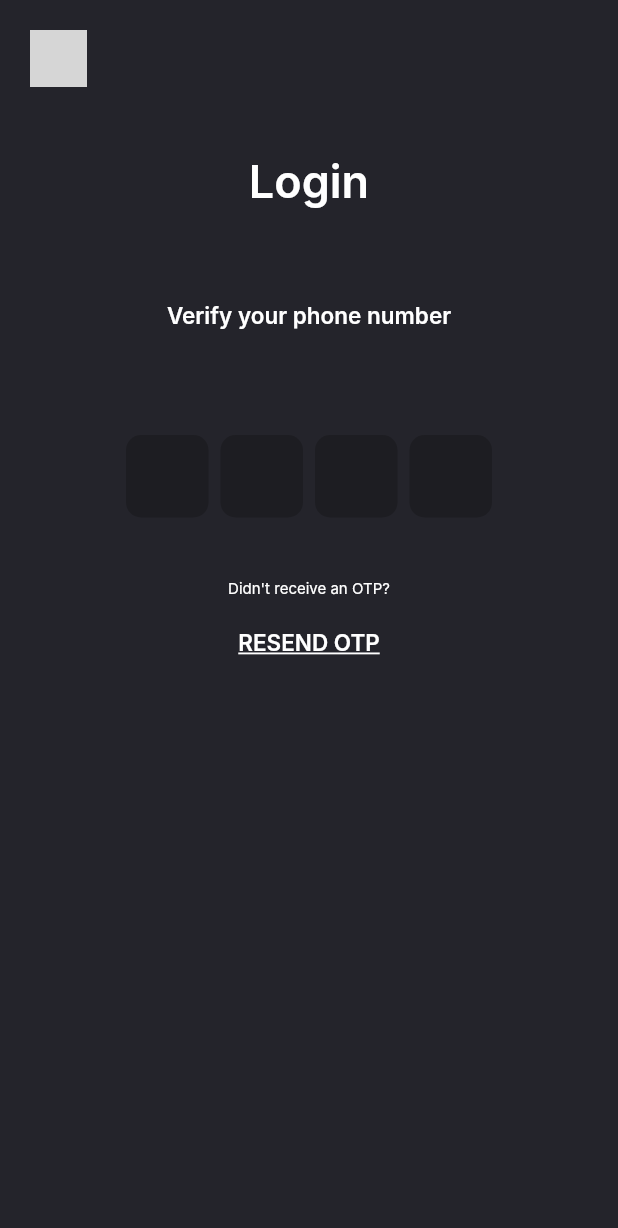
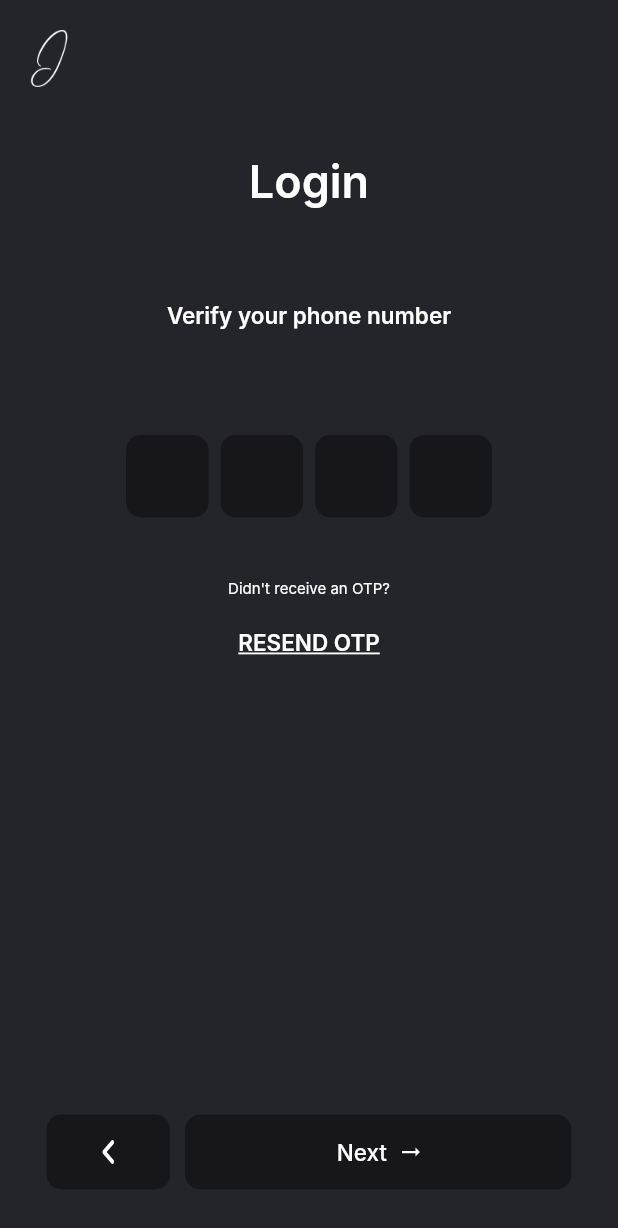
Before and after one commit to ManethSW/Insurify, a Flutter app: the LoginTwoScreen screen opened directly, on a phone screen of 412 x 824 dp. Shown: the top 1228 px of the screen. Run offline on Flutter 3.47's test engine with Material 2 defaults, Android fonts, the phone set to English and light mode, and no system bars; drawn by our look-alikes of pinput; our stand-ins replace firebase_core, flutter_svg; accounts and stored records are empty; Roboto replaces fonts that are missing (Inter); project files that could hold a hidden picture were left out; grey boxes are pictures that could not be loaded.

Commit message:
Complete UI for login pages along with light and dark mode

```diff
--- a/lib/screens/login/login_two_screen.dart
+++ b/lib/screens/login/login_two_screen.dart
@@ -1,13 +1,15 @@
 import 'dart:convert';
 import 'package:flutter/material.dart';
+import 'package:insurify/main.dart';
 import 'package:insurify/screens/components/startup_screen_heading.dart';
 import 'package:insurify/screens/login/login_one_screen.dart';
-import 'package:insurify/screens/register/register_three_scren.dart';
+import 'package:insurify/screens/register/register_three_screen.dart';
 import 'package:pinput/pinput.dart';
 
 import 'package:flutter/services.dart';
 import 'package:insurify/screens/components/build_bottom_buttons.dart';
 import 'package:insurify/screens/register/register_one_screen.dart';
+import 'package:provider/provider.dart';
 
 class LoginTwoScreen extends StatefulWidget {
   const LoginTwoScreen({Key? key}) : super(key: key);
@@ -17,6 +19,7 @@ class LoginTwoScreen extends StatefulWidget {
 }
 
 class LoginTwoScreenState extends State<LoginTwoScreen> {
+  late GlobalProvider globalProvider;
   String otp = '';
   TextEditingController otpController = TextEditingController();
   final int digitCount = 4;
@@ -26,6 +29,13 @@ class LoginTwoScreenState extends State<LoginTwoScreen> {
     if (otp.length == digitCount) {
       submitOtp(context, otp);
     } else {}
+  }
+
+  List<dynamic> jsonData = [];
+
+  @override
+  void initState() {
+    super.initState();
   }
 
   @override
@@ -38,20 +48,23 @@ class LoginTwoScreenState extends State<LoginTwoScreen> {
     print('working');
   }
 
+  @override
+  Widget build(BuildContext context) {
+    globalProvider = Provider.of<GlobalProvider>(context);
+
     final defaultPinTheme = PinTheme(
       width: 55,
       height: 55,
       margin: const EdgeInsets.only(top: 30),
-    textStyle: const TextStyle(
-        fontSize: 20, color: Color(0xFFFFFFFF), fontWeight: FontWeight.w600),
+      textStyle: TextStyle(
+          fontSize: 20,
+          color: globalProvider.themeColors["white"],
+          fontWeight: FontWeight.w600),
       decoration: BoxDecoration(
-      color: const Color(0xFF1D1D22),
+        color: globalProvider.themeColors["buttonOne"],
         borderRadius: BorderRadius.circular(10),
       ),
     );
-
-  @override
-  Widget build(BuildContext context) {
     final double height =
         MediaQuery.of(context).size.height - MediaQuery.of(context).padding.top;
     // width variable of screen
@@ -68,8 +81,7 @@ class LoginTwoScreenState extends State<LoginTwoScreen> {
                 top: 20,
                 left: 20,
                 child: Image.asset(
-                  'assets/icons/logo-small-dark-mode.png',
-                  // width: 50,
+                  globalProvider.themeIconPaths["smallLogo"]!,
                   height: 38,
                 ),
               ),
@@ -81,10 +93,10 @@ class LoginTwoScreenState extends State<LoginTwoScreen> {
                       SizedBox(height: height * 0.125),
                       buildStartUpScreenHeading(context, 'Login'),
                       SizedBox(height: height * 0.075),
-                      const Text(
+                      Text(
                         "Verify your phone number",
                         style: TextStyle(
-                          color: Color(0xFFFFFFFF),
+                          color: globalProvider.themeColors["white"],
                           fontWeight: FontWeight.w600,
                           fontSize: 15,
                           fontFamily: 'Inter',
@@ -100,20 +112,20 @@ class LoginTwoScreenState extends State<LoginTwoScreen> {
                         },
                       ),
                       SizedBox(height: height * 0.05),
-                      const Text(
+                      Text(
                         "Didn't receive an OTP?",
                         style: TextStyle(
-                          color: Color(0xFFFFFFFF),
+                          color: globalProvider.themeColors["white"],
                           fontWeight: FontWeight.w400,
                           fontSize: 10,
                           fontFamily: 'Inter',
                         ),
                       ),
                       SizedBox(height: height * 0.025),
-                      const Text(
+                      Text(
                         "RESEND OTP",
                         style: TextStyle(
-                          color: Color(0xFFFFFFFF),
+                          color: globalProvider.themeColors["white"],
                           fontWeight: FontWeight.w600,
                           fontSize: 15,
                           fontFamily: 'Inter',
@@ -124,17 +136,17 @@ class LoginTwoScreenState extends State<LoginTwoScreen> {
                   ),
                 ),
               ),
-              // Positioned(
-              //   bottom: 31,
-              //   left: 31,
-              //   right: 31,
-              //   child: buildBackAndNextButtons(
-              //     context,
-              //     width,
-              //     const LoginOneScreen(),
-              //     const Placeholder(),
-              //   ),
-              // ),
+              Positioned(
+                bottom: 31,
+                left: 31,
+                right: 31,
+                child: buildBackAndNextButtons(
+                  context,
+                  width,
+                  const LoginOneScreen(),
+                  const Placeholder(),
+                ),
+              ),
             ],
           ),
         ),
--- a/lib/screens/register/register_one_screen.dart
+++ b/lib/screens/register/register_one_screen.dart
@@ -298,7 +298,7 @@ class RegisterOneScreenState extends State<RegisterOneScreen> {
                   padding: const EdgeInsets.only(left: 31, right: 31),
                   child: Column(
                     children: [
-                      SizedBox(height: height * 0.125),
+                      SizedBox(height: height * 0.1),
                       Text(
                         "Sign Up",
                         style: TextStyle(
@@ -308,7 +308,7 @@ class RegisterOneScreenState extends State<RegisterOneScreen> {
                           fontFamily: 'Inter',
                         ),
                       ),
-                      SizedBox(height: height * 0.1),
+                      SizedBox(height: height * 0.075),
                       buildInputRow('First Name', textEditingControllers[0],
                           'Enter your first name', 95, true),
                       SizedBox(height: height * 0.06),
--- a/lib/screens/register/register_two_screen.dart
+++ b/lib/screens/register/register_two_screen.dart
@@ -2,7 +2,7 @@ import 'dart:convert';
 import 'package:flutter/material.dart';
 import 'package:insurify/main.dart';
 import 'package:insurify/screens/components/startup_screen_heading.dart';
-import 'package:insurify/screens/register/register_three_scren.dart';
+import 'package:insurify/screens/register/register_three_screen.dart';
 import 'package:pinput/pinput.dart';
 
 import 'package:flutter/services.dart';
```
Also changed, not shown: lib/screens/login/login_one_screen.dart (+113 -177 lines), lib/screens/register/register_three_screen.dart (renamed from lib/screens/register/register_three_scren.dart). Lines whose indentation alone changed are shown as unchanged.
